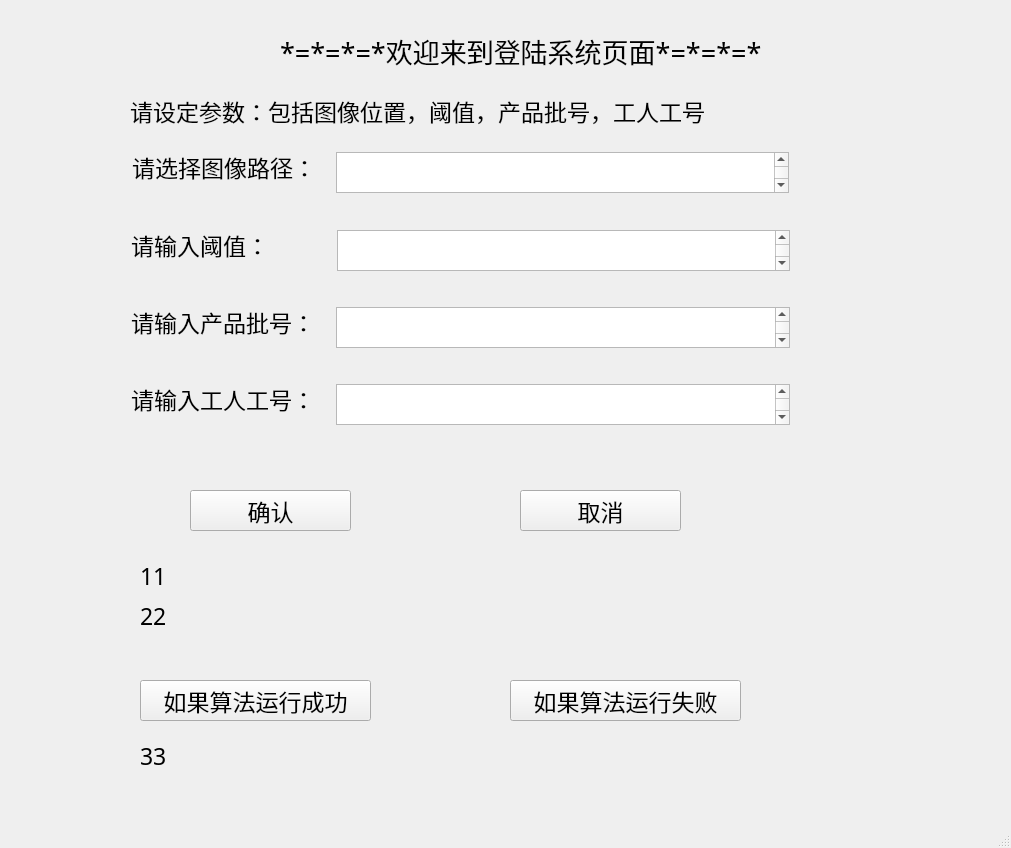
The window that QT_Designer/login.ui (SimonWicre/IndustryDemo) describes before a commit, drawn with Qt 5.
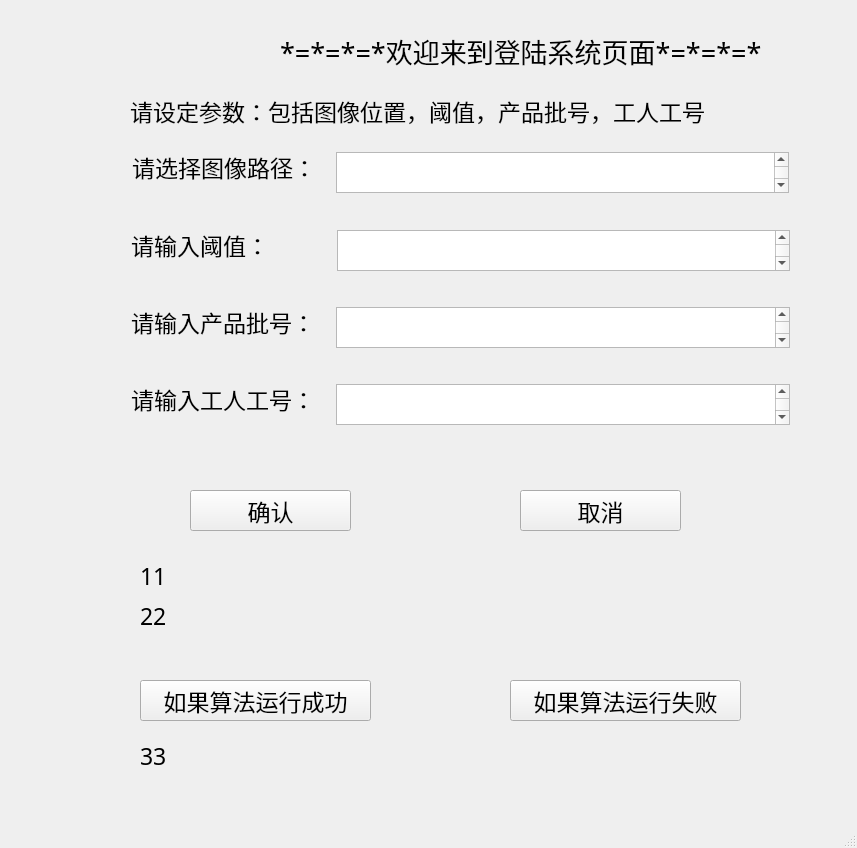
The same window after the commit.

Diff of the .ui file:
```diff
--- a/QT_Designer/login.ui
+++ b/QT_Designer/login.ui
@@ -6,7 +6,7 @@
    <rect>
     <x>0</x>
     <y>0</y>
-    <width>1011</width>
+    <width>857</width>
     <height>848</height>
    </rect>
   </property>
```
Left out of the diff: 4 changed lines with no effect on the pictures.
